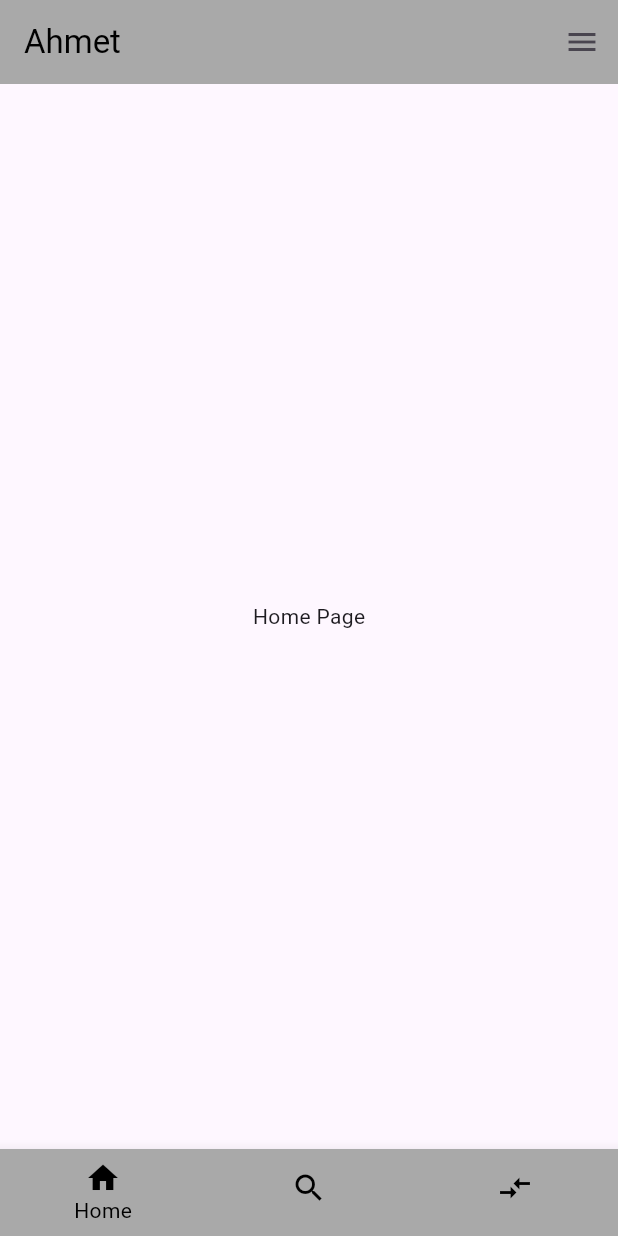
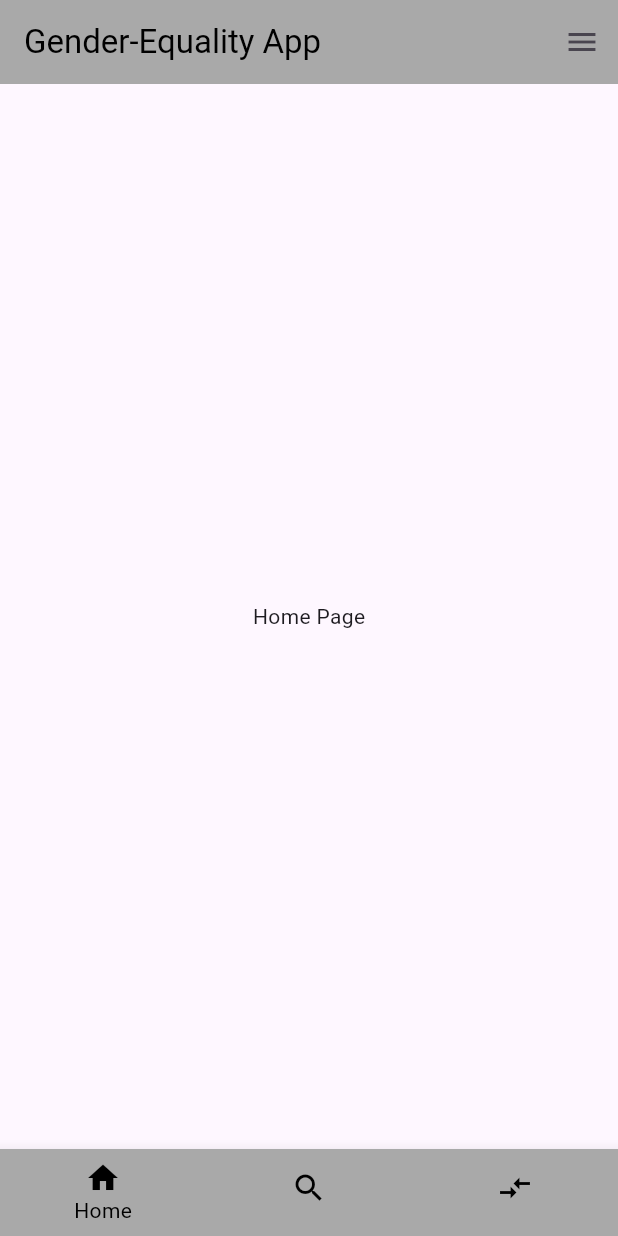
Before and after one commit to AhmetKoca32/Solution-Challenge-Project, a Flutter app: the screen it shows after launch, on a phone screen of 412 x 824 dp. Run offline on Flutter 3.47's test engine with Material 3 defaults, Android fonts, the phone set to English and light mode, and no system bars.

Commit message:
Ufak değişiklikler

```diff
--- a/lib/pages/nav_bar.dart
+++ b/lib/pages/nav_bar.dart
@@ -31,7 +31,8 @@ class _NavBarState extends State<NavBar> {
     return Scaffold(
       appBar: AppBar(
         backgroundColor: AppColors.mediumGray,
-        title: Text('Ahmet', style: TextStyle(color: Colors.black)),
+        title:
+            Text('Gender-Equality App', style: TextStyle(color: Colors.black)),
         actions: [IconButton(onPressed: () {}, icon: Icon(Icons.menu))],
       ),
       body: _pages[_selectedPage],
```
